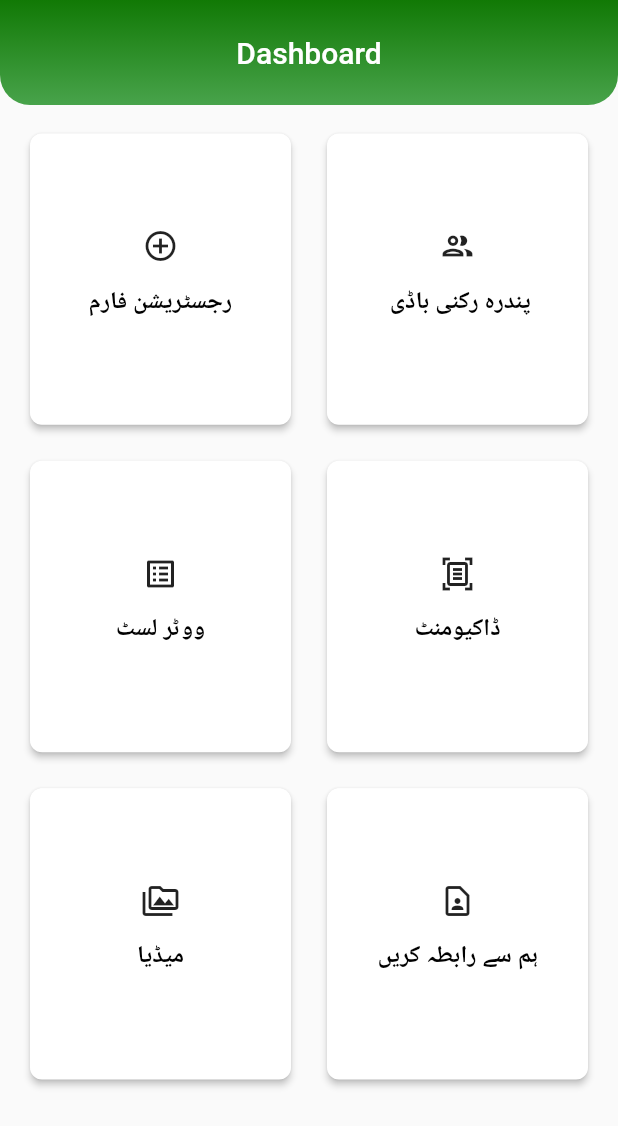
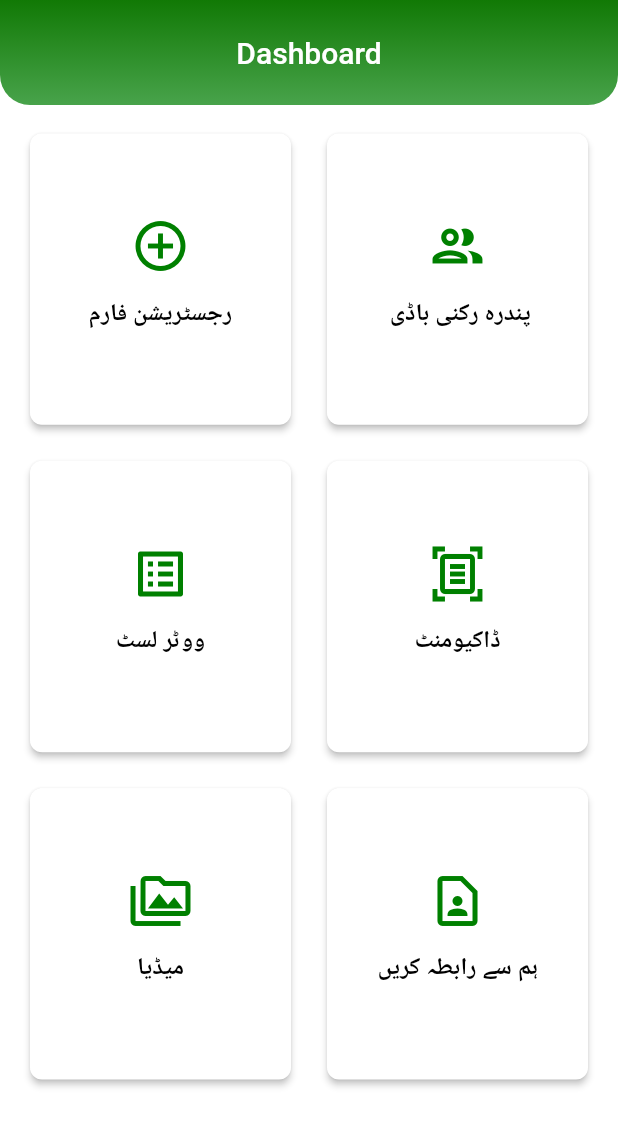
Before and after one commit to usamamalik3/voter_record, a Flutter app: the screen it shows after launch, on a phone screen of 412 x 824 dp. Shown: the top 1126 px of the screen. Run offline on Flutter 3.47's test engine with Material 2 defaults, Android fonts, the phone set to English and light mode, and no system bars; our stand-ins replace cloud_firestore, firebase_core, flutter_bloc, form_field_validator, mask_text_input_formatter; accounts and stored records are empty.

Commit message:
FROM CODE BREAKER

```diff
--- a/lib/main.dart
+++ b/lib/main.dart
@@ -3,7 +3,7 @@ import 'package:flutter/material.dart';
 import 'package:voterrecord/screens/Dashboard.dart';
 import 'package:voterrecord/screens/home_screen.dart';
 
-void main()async {
+void main() async {
   WidgetsFlutterBinding.ensureInitialized();
   await Firebase.initializeApp();
   runApp(const MyApp());
@@ -17,20 +17,23 @@ class MyApp extends StatelessWidget {
   Widget build(BuildContext context) {
     return MaterialApp(
       title: 'Flutter Demo',
-
+      themeMode: ThemeMode.dark,
       theme: ThemeData(
-        // This is the theme of your application.
-        //
-        // Try running your application with "flutter run". You'll see the
-        // application has a blue toolbar. Then, without quitting the app, try
-        // changing the primarySwatch below to Colors.green and then invoke
-        // "hot reload" (press "r" in the console where you ran "flutter run",
-        // or simply save your changes to "hot reload" in a Flutter IDE).
-        // Notice that the counter didn't reset back to zero; the application
-        // is not restarted.
-        primarySwatch: Colors.blue,
-      ),
-      home: DashBoard(),
+          scaffoldBackgroundColor: Colors.white.withOpacity(.98),
+          iconTheme: const IconThemeData(color: Color(0Xff008000), size: 40),
+          primarySwatch: Colors.blue,
+          cardTheme: const CardTheme(
+            elevation: 4,
+          ),
+          inputDecorationTheme: InputDecorationTheme(
+              focusedBorder: OutlineInputBorder(
+                  borderRadius: BorderRadius.circular(10),
+                  borderSide: const BorderSide(
+                    width: 2,
+                    color: Color(0Xff008000),
+                  ))),
+          appBarTheme: const AppBarTheme(backgroundColor: Color(0Xff008000))),
+      home: const DashBoard(),
     );
   }
 }
```
